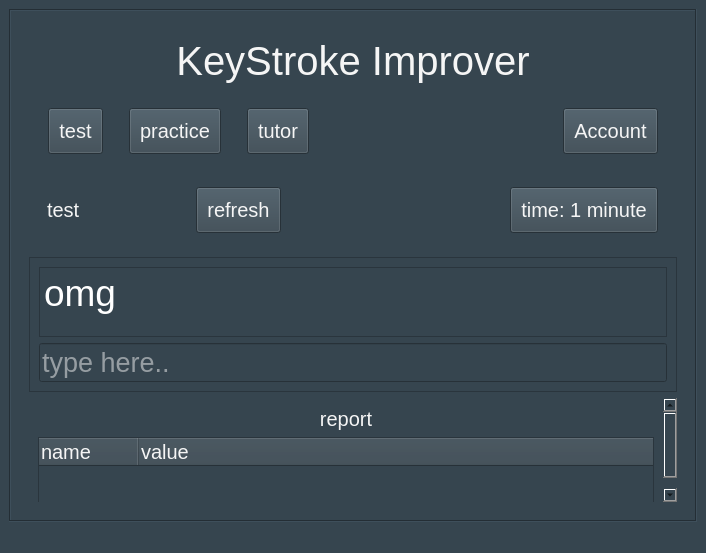
Before: the Qt Designer form home.ui in Prakash5209/typing_tutor, drawn with Qt 5.
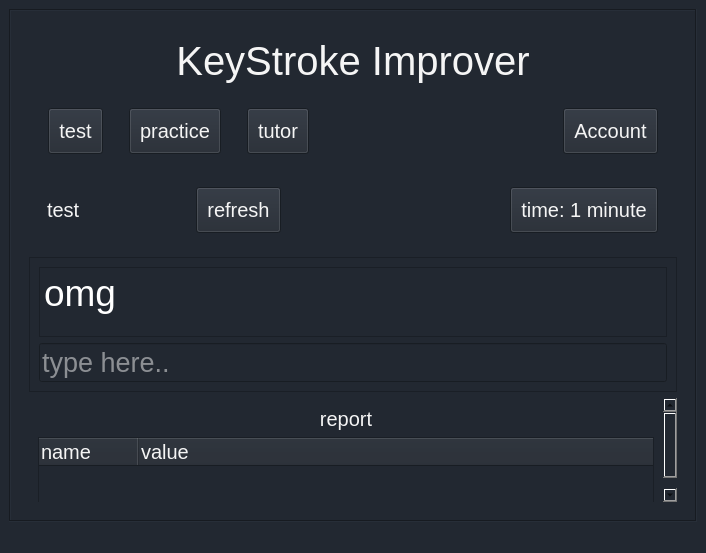
After: the same form once the commit is applied.

```diff
--- a/home.ui
+++ b/home.ui
@@ -26,7 +26,7 @@
    <string>MainWindow</string>
   </property>
   <property name="styleSheet">
-   <string notr="true">background-color:#36454F;</string>
+   <string notr="true">background-color:#222831;</string>
   </property>
   <widget class="QWidget" name="centralwidget">
    <layout class="QGridLayout" name="gridLayout">
```
